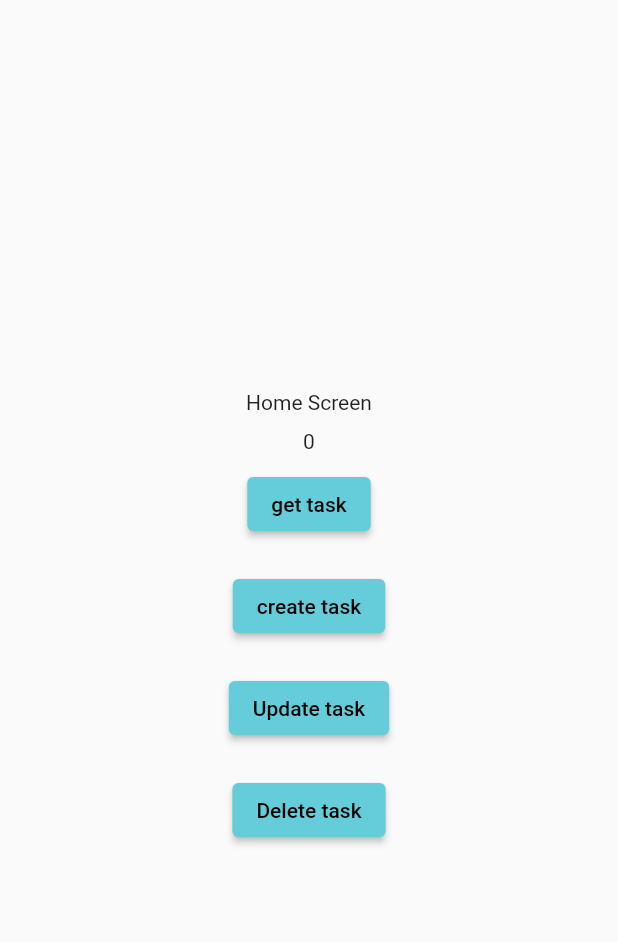
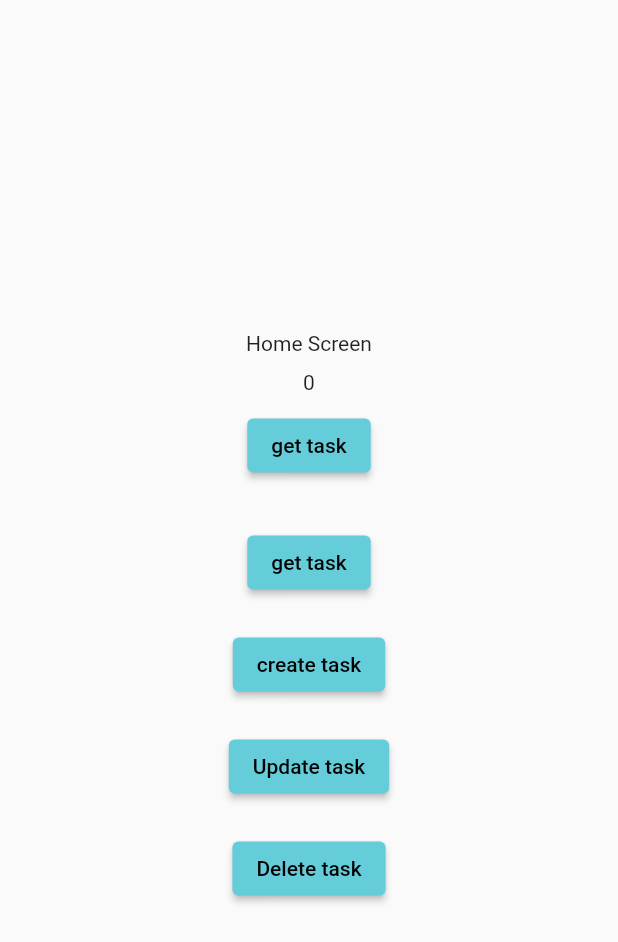
Before and after one commit to RegisSalesRA/go_flutter_golang, a Flutter app: the screen it shows after launch, after a tap on "get task", on a phone screen of 412 x 824 dp. Shown: the top 942 px of the screen. Run offline on Flutter 3.47's test engine with Material 2 defaults, Android fonts, the light colour scheme and no system bars; our stand-ins replace dio; network calls fail.

Commit message:
get task by id renamed modelview file

```diff
--- a/client/lib/app/constants/endpoints.dart
+++ b/client/lib/app/constants/endpoints.dart
@@ -1,8 +1,8 @@
 abstract class Endpoints {
   static const String taskGetList = '/tasks/';
-  static const String taskGet = '/tasks/'; // {id}
+  static const String taskGet = '/tasks/';
   static const String taskCreate = '/tasks/';
-  static const String taskUpdate = '/tasks/'; // {id}
-  static const String taskDelete = '/tasks/';  // {id}
+  static const String taskUpdate = '/tasks/';
+  static const String taskDelete = '/tasks/';
   static const String taskDoneupdate = 'tasks/done/'; //{id}
 }
--- a/client/lib/main.dart
+++ b/client/lib/main.dart
@@ -1,6 +1,6 @@
 import 'package:client/repository/task_repository.dart';
 import 'package:client/services/http_service.dart';
-import 'package:client/viewsmodels/task_viewmodel.dart';
+import 'package:client/viewmodels/viewmodel_task.dart';
 import 'package:flutter/material.dart';
 import 'package:provider/provider.dart';
 
--- a/client/lib/repository/task_repository.dart
+++ b/client/lib/repository/task_repository.dart
@@ -9,7 +9,13 @@ class TaskRepository implements IApiTask {
   TaskRepository(this.client);
 
   @override
-  Future getTask() async {
+  Future getTask(int id) async {
+    var request = await client.get("${Endpoints.taskGet}$id");
+    return request;
+  }
+
+  @override
+  Future getTasks() async {
     var request = await client.get(Endpoints.taskGetList);
     return request;
   }
@@ -20,7 +26,7 @@ class TaskRepository implements IApiTask {
   }
 
   @override
-  Future updateTask(int id,dynamic data) async {
+  Future updateTask(int id, dynamic data) async {
     await client.update("${Endpoints.taskUpdate}$id", data);
   }
 
--- a/client/lib/repository/task_repository_interface.dart
+++ b/client/lib/repository/task_repository_interface.dart
@@ -1,5 +1,6 @@
 abstract class IApiTask {
-  Future getTask();
+  Future getTasks();
+  Future getTask(int id);
   Future createTask(dynamic data);
   Future deleteTask(int id);
   Future updateTask(int id, dynamic data);
--- a/client/lib/view/home_screen.dart
+++ b/client/lib/view/home_screen.dart
@@ -1,7 +1,7 @@
 import 'package:flutter/material.dart';
 import 'package:provider/provider.dart';
 
-import '../viewsmodels/task_viewmodel.dart';
+import '../viewmodels/viewmodel_task.dart';
 
 class HomeScreen extends StatefulWidget {
   const HomeScreen({super.key});
@@ -33,7 +33,18 @@ class _HomeScreenState extends State<HomeScreen> {
                   ),
                   ElevatedButton(
                       onPressed: () async {
-                        await taskViewModel.getTask();
+                        await taskViewModel.getTask(6);
+                      },
+                      child: const Text("get task")),
+                  const SizedBox(
+                    height: 20,
+                  ),
+                  const SizedBox(
+                    height: 10,
+                  ),
+                  ElevatedButton(
+                      onPressed: () async {
+                        await taskViewModel.getTasks();
                       },
                       child: const Text("get task")),
                   const SizedBox(
--- a/client/lib/viewsmodels/task_viewmodel.dart
+++ b/client/lib/viewmodels/viewmodel_task.dart
@@ -9,9 +9,16 @@ class TaskViewModel with ChangeNotifier {
   TaskViewModel({required this.repository});
 
   List taskList = [];
+  TaskModel? task;
 
-  Future getTask() async {
-    var tasks = await repository.getTask();
+  Future getTask(int id) async {
+    var request = await repository.getTask(id);
+    task = TaskModel.fromJson(request);
+    notifyListeners();
+  }
+
+  Future getTasks() async {
+    var tasks = await repository.getTasks();
     var taskListRep = [for (var item in tasks) TaskModel.fromJson(item)];
     taskList = [...taskListRep];
     notifyListeners();
```
